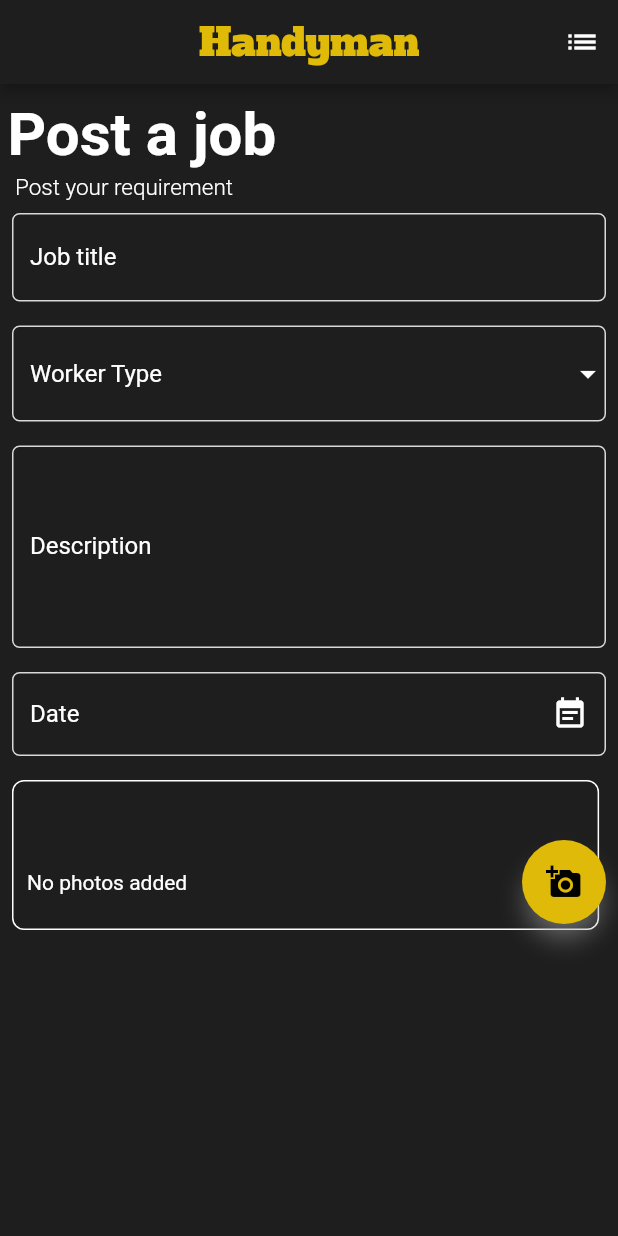
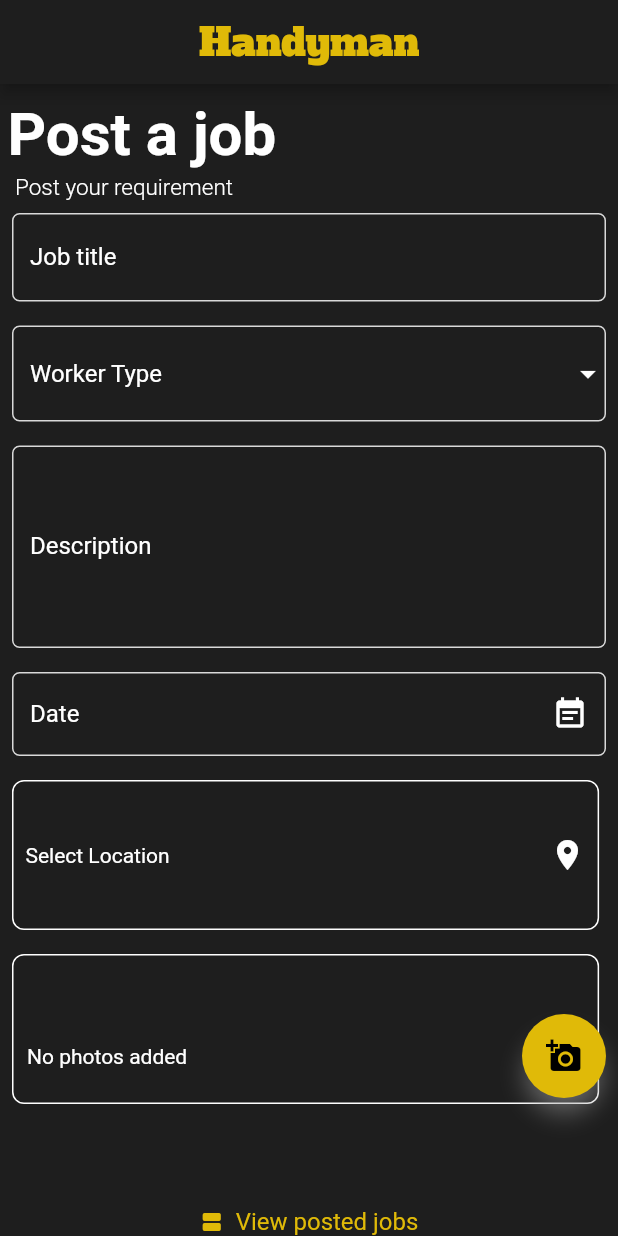
Before and after one commit to TeamHandyman/Handymanmobile, a Flutter app: the PostjobScreen screen opened by its route, on a phone screen of 412 x 824 dp. Run offline on Flutter 3.47's test engine with Material 2 defaults, Android fonts, the phone set to English and light mode, and no system bars; drawn by our look-alikes of date_field; our stand-ins replace dio, flutter_image_compress, fluttertoast, geocoding, geolocator, google_maps_flutter and 3 more; missing offline and left inert: cloudinary, dart:ffi, jwt_decode, map_pin_picker, mongo_dart, onesignal_flutter and 1 more; accounts and stored records are empty.

Commit message:
Google maps job location select

```diff
--- a/lib/CustomerScreens/PostJob.dart
+++ b/lib/CustomerScreens/PostJob.dart
@@ -1,3 +1,4 @@
+import 'dart:ffi';
 import 'dart:io';
 
 import 'package:cloudinary/cloudinary.dart';
@@ -5,7 +6,9 @@ import 'package:flutter/material.dart';
 import 'package:date_field/date_field.dart';
 import 'package:flutter/services.dart';
 import 'package:fluttertoast/fluttertoast.dart';
+import 'package:geocoding/geocoding.dart';
 import 'package:handyman/CustomerScreens/CustomerSubscreens/customerPostedJobs.dart';
+import 'package:handyman/CustomerScreens/CustomerSubscreens/locationPickerScreen.dart';
 import 'package:image_picker/image_picker.dart';
 import 'package:progress_indicator_button/progress_button.dart';
 import 'package:shared_preferences/shared_preferences.dart';
@@ -21,7 +24,9 @@ class PostjobScreen extends StatefulWidget {
 }
 
 class _PostjobScreenState extends State<PostjobScreen> {
-  String title, jobType, desc;
+  bool locationSelected = false;
+  String title, jobType, desc, latLong;
+  double lat, long;
   var valueChooseWorkerType;
   DateTime date;
   List jobTypes = [
@@ -110,6 +115,19 @@ class _PostjobScreenState extends State<PostjobScreen> {
     return response;
   }
 
+  void moveToMapPage() async {
+    latLong = await Navigator.push(
+      context,
+      MaterialPageRoute(
+          fullscreenDialog: true, builder: (context) => locationPickerScreen()),
+    );
+    final splitted = latLong.split(" ");
+    lat = double.parse(splitted[0]);
+    long = double.parse(splitted[1]);
+    locationSelected = true;
+    setState(() {});
+  }
+
   final _form = GlobalKey<FormState>();
   @override
   Widget build(BuildContext context) {
@@ -134,7 +152,9 @@ class _PostjobScreenState extends State<PostjobScreen> {
         valueChooseWorkerType,
         desc,
         date,
-        oneSignalID
+        oneSignalID,
+        lat,
+        long
       ];
 
       await prepareUpload();
@@ -144,7 +164,7 @@ class _PostjobScreenState extends State<PostjobScreen> {
         }
       }
       data = data + imageUrls;
-      print(data);
+
       await AuthService().postJobCustomer(data).then((val) {
         if (val.data['success']) {
           // Navigator.of(context).pushNamed(LoginScreen.routeName);
@@ -177,11 +197,11 @@ class _PostjobScreenState extends State<PostjobScreen> {
           ),
           centerTitle: true,
           actions: <Widget>[
-            IconButton(
-                icon: Icon(Icons.list),
-                onPressed: () {
-                  Navigator.of(context).pushNamed(PostedJobsScreen.routeName);
-                }),
+            // IconButton(
+            //     icon: Icon(Icons.list),
+            //     onPressed: () {
+            //       Navigator.of(context).pushNamed(PostedJobsScreen.routeName);
+            //     }),
           ],
         ),
         backgroundColor: Theme.of(context).backgroundColor,
@@ -364,6 +384,49 @@ class _PostjobScreenState extends State<PostjobScreen> {
                     ),
                     Padding(
                       padding: const EdgeInsets.all(8.0),
+                      child: Row(
+                        mainAxisAlignment: MainAxisAlignment.start,
+                        children: [
+                          GestureDetector(
+                            onTap: () {
+                              moveToMapPage();
+                            },
+                            child: Container(
+                              height: 100,
+                              width: width * 0.95,
+                              decoration: BoxDecoration(
+                                border: Border.all(color: Colors.white),
+                                borderRadius: BorderRadius.circular(8),
+                              ),
+                              child: Center(
+                                  child: Row(
+                                children: [
+                                  Padding(
+                                    padding: const EdgeInsets.only(left: 8.0),
+                                    child: Text(
+                                      locationSelected
+                                          ? latLong
+                                          : "Select Location",
+                                      style: TextStyle(color: Colors.white),
+                                    ),
+                                  ),
+                                  Spacer(),
+                                  Padding(
+                                    padding: const EdgeInsets.only(right: 8.0),
+                                    child: Icon(
+                                      Icons.location_on,
+                                      color: Colors.white,
+                                    ),
+                                  ),
+                                ],
+                              )),
+                            ),
+                          ),
+                        ],
+                      ),
+                    ),
+                    Padding(
+                      padding: const EdgeInsets.all(8.0),
                       child: Stack(
                         children: [
                           Row(
@@ -480,6 +543,33 @@ class _PostjobScreenState extends State<PostjobScreen> {
                             }),
                       ),
                     ),
+                    Padding(
+                      padding: const EdgeInsets.symmetric(
+                          horizontal: 10, vertical: 5),
+                      child: Row(
+                        mainAxisAlignment: MainAxisAlignment.center,
+                        children: [
+                          Icon(
+                            Icons.view_agenda,
+                            color: Theme.of(context).buttonColor,
+                            size: 16,
+                          ),
+                          SizedBox(
+                            width: 8,
+                          ),
+                          InkWell(
+                            onTap: (() => Navigator.of(context)
+                                .pushNamed(PostedJobsScreen.routeName)),
+                            child: Text(
+                              'View posted jobs',
+                              style: TextStyle(
+                                  color: Theme.of(context).buttonColor,
+                                  fontSize: 16),
+                            ),
+                          ),
+                        ],
+                      ),
+                    )
                   ],
                 ),
               )
--- a/lib/main.dart
+++ b/lib/main.dart
@@ -1,5 +1,6 @@
 import 'package:flutter/material.dart';
 import 'package:handyman/CustomerScreens/CustomerSubscreens/customerPostedJobs.dart';
+import 'package:handyman/CustomerScreens/CustomerSubscreens/locationPickerScreen.dart';
 import 'package:handyman/CustomerScreens/CustomerSubscreens/workerportfolio.dart';
 import 'package:handyman/CustomerScreens/homenew.dart';
 import 'package:handyman/CustomerScreens/searchScreen.dart';
@@ -46,6 +47,7 @@ class MyApp extends StatelessWidget {
         PostedJobsScreen.routeName: (ctx) => PostedJobsScreen(),
         HomeNew.routeName: (ctx) => HomeNew(),
         SearchScreen.routeName: (ctx) => SearchScreen(),
+        locationPickerScreen.routeName: (ctx) => locationPickerScreen()
       },
     );
   }
--- a/pubspec.yaml
+++ b/pubspec.yaml
@@ -45,6 +45,9 @@ dependencies:
   cloudinary: ^1.0.3
   shared_preferences: ^2.0.15
   jwt_decode: ^0.3.1
+  google_maps_flutter: ^2.2.1
+  geocoding: ^2.0.5
+  geolocator: ^8.2.0
 
 dev_dependencies:
   flutter_test:
```
Also changed, not shown: lib/CustomerScreens/CustomerSubscreens/locationPickerScreen.dart (added, +248 -0 lines), lib/services/authservice.dart (+7 -5 lines), pubspec.lock, 6 other files.
